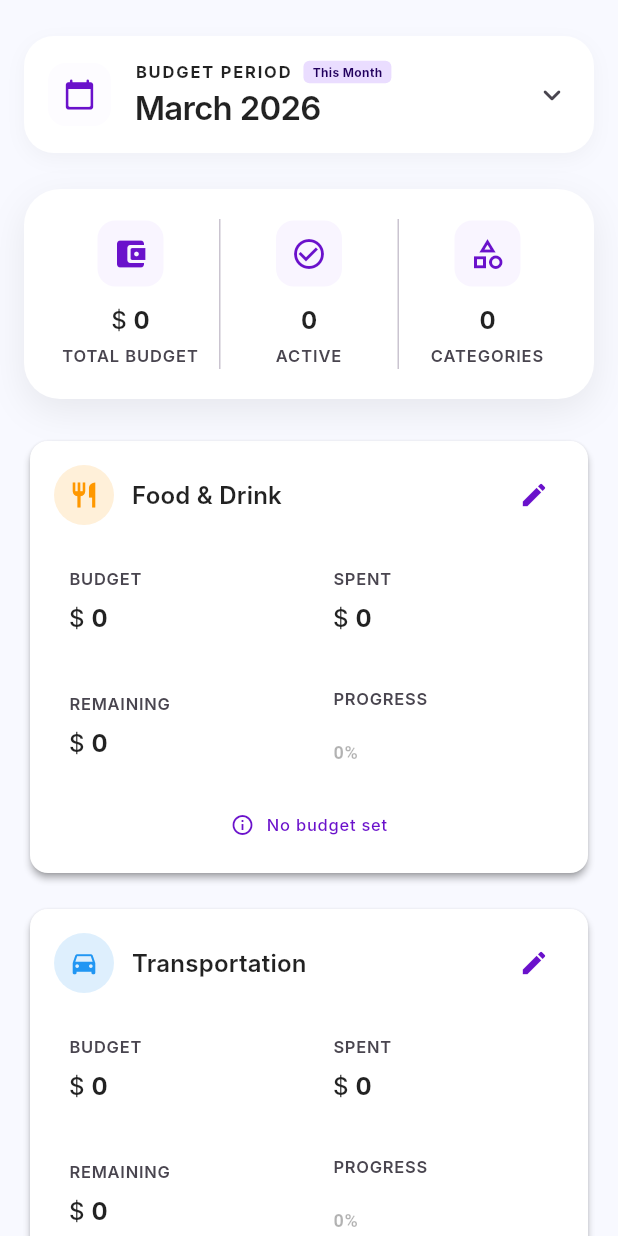
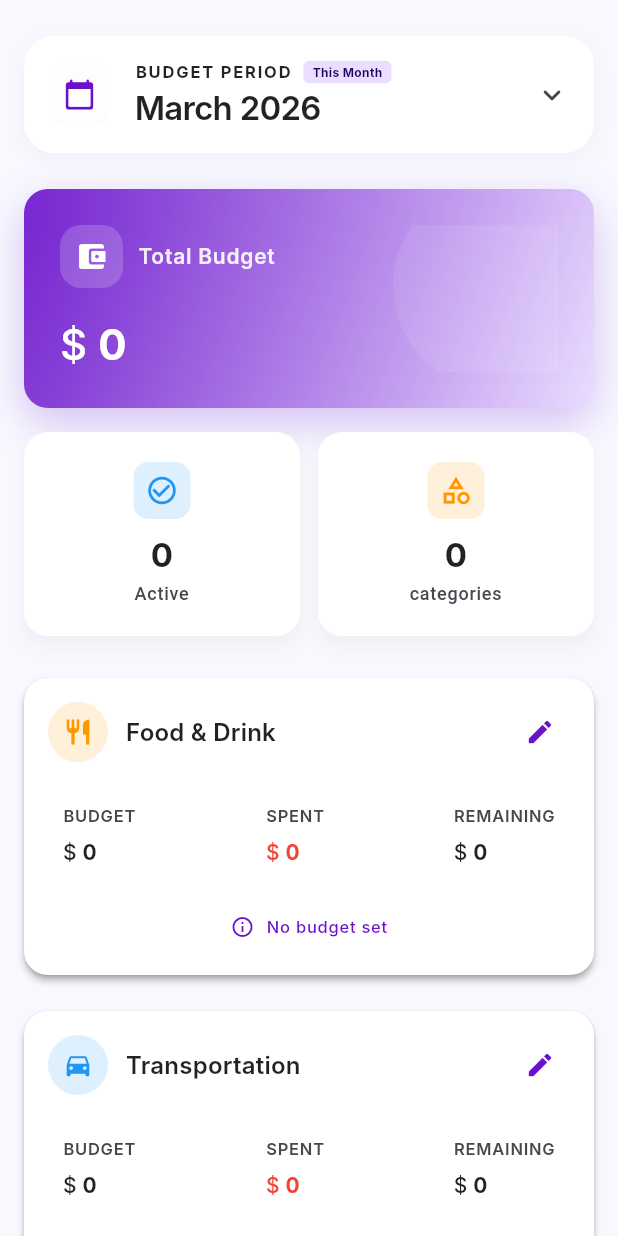
Before and after one commit to Max22577/Flutter_personal_finance_app, a Flutter app: the BudgetingViewContent screen opened directly, on a phone screen of 412 x 824 dp. Run offline on Flutter 3.47's test engine with Material 3 defaults, Android fonts, the phone set to English and light mode, and no system bars; our stand-ins replace cloud_firestore, firebase_auth, firebase_core, firebase_storage, fl_chart, flutter_svg and 4 more; accounts and stored records are empty; Roboto replaces fonts that are missing (Inter).

Commit message:
UI improvement for category and budget

```diff
--- a/lib/core/utils/category_icon_helper.dart
+++ b/lib/core/utils/category_icon_helper.dart
@@ -8,12 +8,16 @@
         return Icons.restaurant;
       case 'cat_trans':
         return Icons.directions_car;
+      case 'cat_rent':
+        return Icons.home_rounded;
+      case 'cat_savings':
+        return Icons.savings_rounded;
+      case 'cat_salary':
+        return Icons.favorite;
       case 'shopping':
         return Icons.shopping_bag;
       case 'entertainment':
         return Icons.movie;
-      case 'cat_salary':
-        return Icons.favorite;
       case 'education':
         return Icons.school;
       default:
@@ -27,10 +31,10 @@
         return Colors.orange;
       case 'cat_trans':
         return Colors.blue;
-      case 'shopping':
+      case 'cat_rent':
         return Colors.purple;
-      case 'entertainment':
-        return Colors.redAccent;
+      case 'cat_savings':
+        return Colors.indigo;
       case 'cat_salary':
         return Colors.green;
       case 'education':
--- a/lib/features/budgeting/pages/budgeting_page.dart
+++ b/lib/features/budgeting/pages/budgeting_page.dart
@@ -5,13 +5,14 @@
 import 'package:personal_fin/features/budgeting/widgets/budget_edit_dialog.dart';
 import 'package:personal_fin/features/budgeting/widgets/month_picker.dart';
 import 'package:personal_fin/features/budgeting/widgets/month_selector.dart';
-import 'package:personal_fin/core/widgets/shared/currency_display.dart';
 import 'package:personal_fin/core/widgets/shared/empty_state.dart';
 import 'package:personal_fin/core/widgets/shared/loading_state.dart';
+import 'package:personal_fin/features/budgeting/widgets/small_stat_card.dart';
 import 'package:personal_fin/features/category/pages/category_management_page.dart';
 import 'package:personal_fin/models/category.dart';
 import 'package:provider/provider.dart';
 import '../view_models/budgeting_view_model.dart';
+import '../widgets/main_budget_stat.dart';
 
 class BudgetingPage extends StatelessWidget {
   const BudgetingPage({super.key});
@@ -127,72 +128,54 @@
             ),
           ),
           _buildBudgetList(context, state),
-          const SliverToBoxAdapter(child: SizedBox(height: 100)),
+          const SliverToBoxAdapter(child: SizedBox(height: 120)),
         ],
       ),
     );
   }
 
   Widget _buildStatsOverview(BuildContext context, BudgetingState state) {
-    final theme = Theme.of(context);
-    final colors = theme.colorScheme;
     final lang = context.watch<LanguageProvider>();
     final totalBudget = state.totalBudget;
     final activeBudgets = state.activeBudgetsCount;
     final categoryCount = state.totalCategoryCount;
 
-    return Container(
-      padding: const EdgeInsets.all(20),
-      decoration: BoxDecoration(
-        color: colors.surface,
-        borderRadius: BorderRadius.circular(24),
-        boxShadow: [
-          BoxShadow(
-            color: colors.shadow.withValues(alpha: 0.08),
-            blurRadius: 20,
-            offset: const Offset(0, 8),
+    return Column(
+      children: [
+
+        /// MAIN STAT (TOTAL BUDGET)
+        MainBudgetStat(
+          label: lang.translate('total_budget'),
+          amount: totalBudget,
         ),
-        ],
-      ),
-      child: Row(
+
+        const SizedBox(height: 16),
+
+        /// SECONDARY STATS
+        Row(
           children: [
             Expanded(
-            child: _StatItem(
-              icon: Icons.account_balance_wallet_rounded,
-              label: lang.translate('total_budget'),
-              value: totalBudget,
-              isCurrency: true,
+              child: SmallStatCard(
+                icon: Icons.check_circle_outline,
+                iconColor: Colors.blue,
+                label: lang.translate('active'),
+                value: activeBudgets.toDouble(),
               ),
             ),
-          _divider(colors),
+
+            const SizedBox(width: 12),
+
             Expanded(
-            child: _StatItem(
-              icon: Icons.check_circle_outline,
-              label: lang.translate('active'),
-              value: activeBudgets.toDouble(),
-              isCurrency: false,
-            ),
-          ),
-          _divider(colors),
-          Expanded(
-            child: _StatItem(
+              child: SmallStatCard(
                 icon: Icons.category_outlined,
+                iconColor: Colors.orange,
                 label: lang.translate('categories_count'),
                 value: categoryCount.toDouble(),
-              isCurrency: false,
               ),
             ),
           ],
         ),
-    );
-  }
-
-  Widget _divider(ColorScheme colors) {
-    return Container(
-      width: 1,
-      height: 100,
-      margin: const EdgeInsets.symmetric(horizontal: 8),
-      color: colors.outlineVariant,
+      ],
     );
   }
 
@@ -209,7 +192,7 @@
             .fold(0.0, (sum, t) => sum + t.amount);
 
         return Padding(
-          padding: const EdgeInsets.symmetric(horizontal: 16, vertical: 8),
+          padding: const EdgeInsets.symmetric(horizontal: 12, vertical: 8),
           child: BudgetCategoryCard(
             colors: Theme.of(context).colorScheme,
             category: category,
@@ -235,76 +218,3 @@
   }
 
 }
-
-class _StatItem extends StatelessWidget {
-  final IconData icon;
-  final String label;
-  final double value;
-  final bool isCurrency;
-
-  const _StatItem({
-    required this.icon,
-    required this.label,
-    required this.value,
-    required this.isCurrency,
-  });
-
-  @override
-  Widget build(BuildContext context) {
-    final theme = Theme.of(context);
-    final colors = theme.colorScheme;
-
-    return TweenAnimationBuilder<double>(
-      tween: Tween(begin: 0, end: value),
-      duration: const Duration(milliseconds: 600),
-      builder: (context, animatedValue, _) {
-        return Column(
-          mainAxisSize: MainAxisSize.min,
-          children: [
-            Container(
-              padding: const EdgeInsets.all(10),
-              decoration: BoxDecoration(
-                color: colors.primaryContainer.withValues(alpha: 0.3),
-                borderRadius: BorderRadius.circular(12),
-              ),
-              child: Icon(
-                icon,
-                color: colors.primary,
-                size: 24,
-              ),
-            ),
-
-            const SizedBox(height: 10),
-
-            isCurrency
-                ? CurrencyDisplay(
-                    amount: animatedValue,
-                    style: theme.textTheme.titleMedium?.copyWith(
-                      fontWeight: FontWeight.bold,
-                    ),
-                    compact: true,
-                  )
-                : Text(
-                    animatedValue.toInt().toString(),
-                    style: theme.textTheme.titleMedium?.copyWith(
-                      fontWeight: FontWeight.bold,
-                    ),
-                  ),
-
-            const SizedBox(height: 4),
-
-            Text(
-              label.toUpperCase(),
-              textAlign: TextAlign.center,
-              style: theme.textTheme.labelSmall?.copyWith(
-                color: colors.onSurfaceVariant,
-                fontWeight: FontWeight.w600,
-                letterSpacing: 0.6,
-              ),
-            ),
-          ],
-        );
-      },
-    );
-  }
-}
--- a/lib/features/budgeting/widgets/budget_category_card.dart
+++ b/lib/features/budgeting/widgets/budget_category_card.dart
@@ -46,7 +46,7 @@
       elevation: 2,
       color: colors.surface,
       shape: RoundedRectangleBorder(
-        borderRadius: BorderRadius.circular(12),
+        borderRadius: BorderRadius.circular(16),
       ),
       child: InkWell(
         onTap: onEditPressed,
@@ -107,33 +107,25 @@
                           isPrimary: true,
                         ),
                       ),
-                      const SizedBox(width: 12),
+                      const SizedBox(width: 10),
                       Expanded(
                         child: _buildAmountTile(
                           title: lang.translate('spent'),
                           amount: currentSpending,
                           theme: theme,
+                          isExpense: true,
                         ),
                       ),
-                    ],
-                  ),
                       const SizedBox(height: 10),
-                  Row(
-                    children: [
-                      Expanded(
-                        child: _buildAmountTile(
+                      _buildAmountTile(
                         title: lang.translate('remaining'),
                         amount: remaining,
                         theme: theme,
                         isPositive: isBudgetSet ? remaining >= 0 : null,
                       ),
-                      ),
-                      const SizedBox(width: 12),
-                      Expanded(
-                        child: _buildProgressTile(theme),
-                      ),
                     ],
                   ),
+
                 ],
               ),
 
@@ -174,12 +166,15 @@
                       duration: const Duration(milliseconds: 700),
                       curve: Curves.easeOutCubic,
                       builder: (context, value, child) {
-                        return LinearProgressIndicator(
+                        return ClipRRect(
+                          borderRadius: BorderRadius.circular(6),
+                          child: LinearProgressIndicator(
                             value: value,
                             backgroundColor: colors.surfaceContainerHigh,
                             color: _progressColor,
                             minHeight: 6,
                             borderRadius: BorderRadius.circular(4),
+                          ),
                         );
                       },
                     )
@@ -189,7 +184,7 @@
                 Container(
                   padding: const EdgeInsets.symmetric(vertical: 8, horizontal: 12),
                   decoration: BoxDecoration(
-                    color: colors.surfaceContainerHighest,
+                    color: colors.surfaceContainerHigh,
                     borderRadius: BorderRadius.circular(8),
                   ),
                   child: Row(
@@ -221,6 +216,7 @@
     required String title,
     required double amount,
     required ThemeData theme,
+    bool isExpense = false,
     bool isPrimary = false,
     bool? isPositive,
   }) {
@@ -244,55 +240,18 @@
           const SizedBox(height: 6),
           CurrencyDisplay(
             amount: amount,
-            style: theme.textTheme.titleMedium?.copyWith(
-              fontWeight: isPrimary ? FontWeight.w700 : FontWeight.w600,
+            isExpense: isExpense,
+            style: theme.textTheme.titleSmall?.copyWith(
+              fontWeight: isPrimary ? FontWeight.w500 : FontWeight.w400,
               color: isPositive != null
                   ? (isPositive ? Colors.green : Colors.red)
                   : colors.onSurface,
             ),
-            compact: true,
+            compact: false,
           ),
         ],
       ),
     );
   }
 
-  Widget _buildProgressTile(ThemeData theme) {
-    return Container(
-      padding: const EdgeInsets.symmetric(vertical: 12, horizontal: 10),
-      decoration: BoxDecoration(
-        color: colors.surfaceContainerHigh.withValues(alpha: 0.4),
-        borderRadius: BorderRadius.circular(10),
-      ),
-      child: Column(
-        crossAxisAlignment: CrossAxisAlignment.start,
-        children: [
-          Text(
-            'PROGRESS',
-            style: theme.textTheme.labelSmall?.copyWith(
-              color: colors.onSurfaceVariant,
-              fontWeight: FontWeight.w600,
-              letterSpacing: 0.5,
-            ),
-          ),
-          const SizedBox(height: 8),
-          LinearProgressIndicator(
-            value: _spendingPercentage / 100,
-            backgroundColor: colors.surfaceContainerHigh,
-            color: _progressColor,
-            minHeight: 6,
-            borderRadius: BorderRadius.circular(4),
-          ),
-          const SizedBox(height: 6),
-          Text(
-            '${_spendingPercentage.toStringAsFixed(0)}%',
-            style: theme.textTheme.labelMedium?.copyWith(
-              color: _progressColor,
-              fontWeight: FontWeight.w600,
-            ),
-          ),
-        ],
-      ),
-    );
 }
-}
--- a/lib/features/budgeting/widgets/budget_edit_dialog.dart
+++ b/lib/features/budgeting/widgets/budget_edit_dialog.dart
@@ -4,6 +4,7 @@
 import 'package:flutter/services.dart';
 import 'package:personal_fin/core/providers/currency_provider.dart';
 import 'package:personal_fin/core/providers/language_provider.dart';
+import 'package:personal_fin/core/utils/category_icon_helper.dart';
 import 'package:personal_fin/models/category.dart';
 import 'package:provider/provider.dart';
 
@@ -82,6 +83,8 @@
   Widget _buildAnimatedDialog(BuildContext context, BudgetEditViewModel vm, LanguageProvider lang, String symbol) {
     final theme = Theme.of(context);
     final colors = theme.colorScheme;
+    final icon = CategoryIconHelper.getIcon(widget.category.name);
+    final iconColor = CategoryIconHelper.getColor(widget.category.name, colors);
 
     return TweenAnimationBuilder<double>(
       tween: Tween(begin: 0.0, end: 1.0),
@@ -126,8 +129,8 @@
                       Row(
                         children: [
                           CircleAvatar(
-                            backgroundColor: colors.primaryContainer,
-                            child: Icon(Icons.account_balance_wallet, color: colors.onPrimaryContainer),
+                            backgroundColor: iconColor.withValues(alpha: 0.15) ,
+                            child: Icon(icon, color: iconColor),
                           ),
                           const SizedBox(width: 16),
                           Expanded(
@@ -135,7 +138,7 @@
                               crossAxisAlignment: CrossAxisAlignment.start,
                               children: [
                                 Text(lang.translate('edit_budget'), style: theme.textTheme.titleLarge?.copyWith(fontSize: 20, letterSpacing: -1)),
-                                Text(widget.category.name, style: theme.textTheme.titleMedium?.copyWith(color: colors.outline, letterSpacing: -1)),
+                                Text(lang.translate(widget.category.name), style: theme.textTheme.titleMedium?.copyWith(color: colors.outline, letterSpacing: -1)),
                               ],
                             ),
                           ),
--- /dev/null
+++ b/lib/features/budgeting/widgets/main_budget_stat.dart
@@ -0,0 +1,114 @@
+import 'package:flutter/material.dart';
+import 'package:personal_fin/core/widgets/shared/currency_display.dart';
+
+class MainBudgetStat extends StatelessWidget {
+  final String label;
+  final double amount;
+
+  const MainBudgetStat({
+    super.key,
+    required this.label,
+    required this.amount,
+  });
+
+  @override
+  Widget build(BuildContext context) {
+    final theme = Theme.of(context);
+    final colors = theme.colorScheme;
+
+    return Container(
+      width: double.infinity,
+      padding: const EdgeInsets.all(24),
+      decoration: BoxDecoration(
+        borderRadius: BorderRadius.circular(16),
+
+        // Gradient background
+        gradient: LinearGradient(
+          begin: Alignment.topLeft,
+          end: Alignment.bottomRight,
+          colors: [
+            colors.primary.withValues(alpha: 0.9),
+            colors.primaryContainer,
+          ],
+        ),
+
+        boxShadow: [
+          BoxShadow(
+            color: colors.primary.withValues(alpha: 0.25),
+            blurRadius: 24,
+            offset: const Offset(0, 10),
+          ),
+        ],
+      ),
+
+      child: Stack(
+        children: [
+
+          /// Decorative highlight (glass reflection effect)
+          Positioned(
+            right: -30,
+            top: -30,
+            child: Container(
+              height: 140,
+              width: 140,
+              decoration: BoxDecoration(
+                shape: BoxShape.circle,
+                color: Colors.white.withValues(alpha: 0.08),
+              ),
+            ),
+          ),
+
+          /// Card content
+          Column(
+            crossAxisAlignment: CrossAxisAlignment.start,
+            children: [
+
+              /// Header Row
+              Row(
+                children: [
+
+                  /// Icon badge
+                  Container(
+                    padding: const EdgeInsets.all(10),
+                    decoration: BoxDecoration(
+                      color: Colors.white.withValues(alpha: 0.18),
+                      borderRadius: BorderRadius.circular(14),
+                    ),
+                    child: const Icon(
+                      Icons.account_balance_wallet_rounded,
+                      color: Colors.white,
+                      size: 22,
+                    ),
+                  ),
+
+                  const SizedBox(width: 10),
+
+                  Text(
+                    label,
+                    style: theme.textTheme.labelLarge?.copyWith(
+                      color: Colors.white.withValues(alpha: 0.9),
+                      fontWeight: FontWeight.w600,
+                      letterSpacing: 0.5,
+                    ),
+                  ),
+                ],
+              ),
+
+              const SizedBox(height: 20),
+
+              /// Budget Value
+              CurrencyDisplay(
+                amount: amount,
+                compact: false,
+                style: theme.textTheme.headlineMedium?.copyWith(
+                  color: Colors.white,
+                  fontWeight: FontWeight.bold,
+                ),
+              ),
+            ],
+          ),
+        ],
+      ),
+    );
+  }
+}
--- /dev/null
+++ b/lib/features/budgeting/widgets/small_stat_card.dart
@@ -0,0 +1,68 @@
+import 'package:flutter/material.dart';
+
+class SmallStatCard extends StatelessWidget {
+  final IconData icon;
+  final Color iconColor;
+  final String label;
+  final double value;
+
+  const SmallStatCard({
+    super.key,
+    required this.icon,
+    required this.iconColor,
+    required this.label,
+    required this.value,
+  });
+
+  @override
+  Widget build(BuildContext context) {
+    final theme = Theme.of(context);
+    final colors = theme.colorScheme;
+
+    return Container(
+      padding: const EdgeInsets.all(20),
+      decoration: BoxDecoration(
+        color: colors.surface,
+        borderRadius: BorderRadius.circular(16),
+        boxShadow: [
+          BoxShadow(
+            color: colors.shadow.withValues(alpha: 0.05),
+            blurRadius: 10,
+            offset: const Offset(0, 6),
+          ),
+        ],
+      ),
+      child: Column(
+        children: [
+          Container(
+            padding: const EdgeInsets.all(8),
+            decoration: BoxDecoration(
+              color: iconColor.withValues(alpha: 0.15),
+              borderRadius: BorderRadius.circular(10),
+            ),
+            child: Icon(icon, color: iconColor, size: 22),
+          ),
+
+          const SizedBox(height: 10),
+
+          Text(
+            value.toInt().toString(),
+            style: theme.textTheme.titleLarge?.copyWith(
+              fontWeight: FontWeight.bold,
+            ),
+          ),
+
+          const SizedBox(height: 4),
+
+          Text(
+            label,
+            textAlign: TextAlign.center,
+            style: theme.textTheme.labelMedium?.copyWith(
+              color: colors.onSurfaceVariant,
+            ),
+          ),
+        ],
+      ),
+    );
+  }
+}
--- a/lib/features/category/widgets/predefined_chip.dart
+++ b/lib/features/category/widgets/predefined_chip.dart
@@ -1,5 +1,6 @@
 import 'package:flutter/material.dart';
 import 'package:personal_fin/core/providers/language_provider.dart';
+import 'package:personal_fin/core/utils/category_icon_helper.dart';
 import 'package:personal_fin/models/category.dart';
 import 'package:provider/provider.dart';
 
@@ -17,6 +18,8 @@
   Widget build(BuildContext context) {
     final colors = Theme.of(context).colorScheme;
     final lang = context.watch<LanguageProvider>();
+    final icon = CategoryIconHelper.getIcon(category.name);
+    final iconColor = CategoryIconHelper.getColor(category.name, colors);
 
     return TweenAnimationBuilder<double>(
       duration: Duration(milliseconds: 400 + (index * 100)),
@@ -42,7 +45,7 @@
         child: Row(
           mainAxisSize: MainAxisSize.min,
           children: [
-            Icon(_getIconForId(category.id), size: 18, color: colors.primary),
+            Icon(icon, size: 18, color: iconColor),
             const SizedBox(width: 8),
             Text(
               lang.translate(category.name),
@@ -58,14 +61,4 @@
     );
   }
 
-  IconData _getIconForId(String id) {
-    switch (id) {
-      case 'cat_food': return Icons.restaurant_rounded;
-      case 'cat_trans': return Icons.directions_car_rounded;
-      case 'cat_salary': return Icons.payments_rounded;
-      case 'cat_rent': return Icons.home_rounded;
-      case 'cat_savings': return Icons.savings_rounded;
-      default: return Icons.category_rounded;
-    }
-  }
 }
```
Lines whose indentation alone changed are shown as unchanged.
